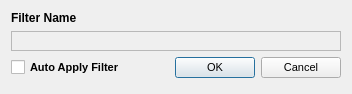
Qt form src/airunner/windows/filter_window.ui (Capsize-Games/airunner) before a commit.
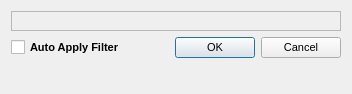
The same form after that commit.

Commit message: fixes image filters

Diff of the .ui file:
```diff
--- a/src/airunner/windows/filter_window.ui
+++ b/src/airunner/windows/filter_window.ui
@@ -14,7 +14,7 @@
    <string>Dialog</string>
   </property>
   <layout class="QGridLayout" name="gridLayout">
-   <item row="2" column="1">
+   <item row="1" column="1">
     <widget class="QDialogButtonBox" name="buttonBox">
      <property name="font">
       <font>
@@ -30,32 +30,6 @@
     </widget>
    </item>
    <item row="0" column="0" colspan="2">
-    <widget class="QLabel" name="label">
-     <property name="font">
-      <font>
-       <pointsize>9</pointsize>
-       <bold>true</bold>
-      </font>
-     </property>
-     <property name="text">
-      <string>Filter Name</string>
-     </property>
-    </widget>
-   </item>
-   <item row="2" column="0">
-    <widget class="QCheckBox" name="auto_apply">
-     <property name="font">
-      <font>
-       <pointsize>8</pointsize>
-       <bold>true</bold>
-      </font>
-     </property>
-     <property name="text">
-      <string>Auto Apply Filter</string>
-     </property>
-    </widget>
-   </item>
-   <item row="1" column="0" colspan="2">
     <widget class="QFrame" name="content">
      <property name="font">
       <font>
@@ -71,7 +45,20 @@
      <layout class="QGridLayout" name="gridLayout_2"/>
     </widget>
    </item>
-   <item row="3" column="1">
+   <item row="1" column="0">
+    <widget class="QCheckBox" name="auto_apply">
+     <property name="font">
+      <font>
+       <pointsize>8</pointsize>
+       <bold>true</bold>
+      </font>
+     </property>
+     <property name="text">
+      <string>Auto Apply Filter</string>
+     </property>
+    </widget>
+   </item>
+   <item row="2" column="1">
     <spacer name="verticalSpacer">
      <property name="orientation">
       <enum>Qt::Vertical</enum>
```
Left out of the diff: 10 changed lines with no effect on the pictures. The commit also changes 8 other files.
